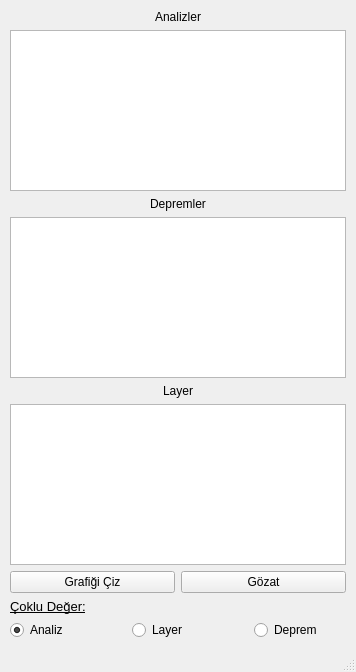
First picture: the form in main.ui, repository mertturann/software, before the edit.
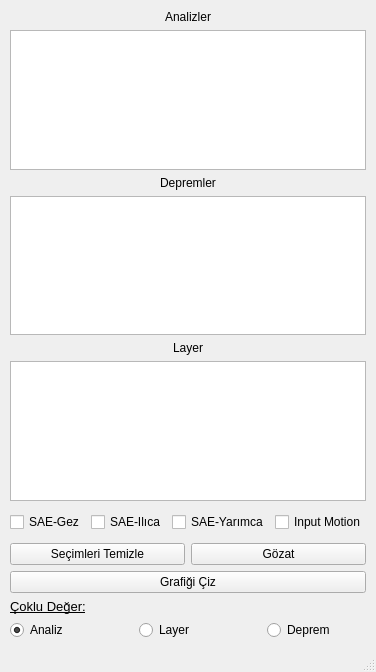
Second picture: the form after the edit.

Diff of the .ui file:
```diff
--- a/main.ui
+++ b/main.ui
@@ -86,6 +86,53 @@
       <item>
        <widget class="QListWidget" name="listWidget_3"/>
       </item>
+      <item>
+       <layout class="QHBoxLayout" name="horizontalLayout_3">
+        <property name="spacing">
+         <number>6</number>
+        </property>
+        <property name="leftMargin">
+         <number>0</number>
+        </property>
+        <property name="topMargin">
+         <number>5</number>
+        </property>
+        <property name="rightMargin">
+         <number>0</number>
+        </property>
+        <property name="bottomMargin">
+         <number>5</number>
+        </property>
+        <item>
+         <widget class="QCheckBox" name="checkBox">
+          <property name="text">
+           <string>SAE-Gez</string>
+          </property>
+         </widget>
+        </item>
+        <item>
+         <widget class="QCheckBox" name="checkBox_2">
+          <property name="text">
+           <string>SAE-Ilıca</string>
+          </property>
+         </widget>
+        </item>
+        <item>
+         <widget class="QCheckBox" name="checkBox_3">
+          <property name="text">
+           <string>SAE-Yarımca</string>
+          </property>
+         </widget>
+        </item>
+        <item>
+         <widget class="QCheckBox" name="checkBox_4">
+          <property name="text">
+           <string>Input Motion</string>
+          </property>
+         </widget>
+        </item>
+       </layout>
+      </item>
       <item>
        <layout class="QHBoxLayout" name="horizontalLayout_2">
         <property name="leftMargin">
@@ -101,9 +148,9 @@
          <number>0</number>
         </property>
         <item>
-         <widget class="QPushButton" name="pushButton_2">
+         <widget class="QPushButton" name="pushButton_3">
           <property name="text">
-           <string>Grafiği Çiz</string>
+           <string>Seçimleri Temizle</string>
           </property>
          </widget>
         </item>
@@ -119,6 +166,13 @@
         </item>
        </layout>
       </item>
+      <item>
+       <widget class="QPushButton" name="pushButton_2">
+        <property name="text">
+         <string>Grafiği Çiz</string>
+        </property>
+       </widget>
+      </item>
       <item>
        <widget class="QLabel" name="label_4">
         <property name="font">
```
